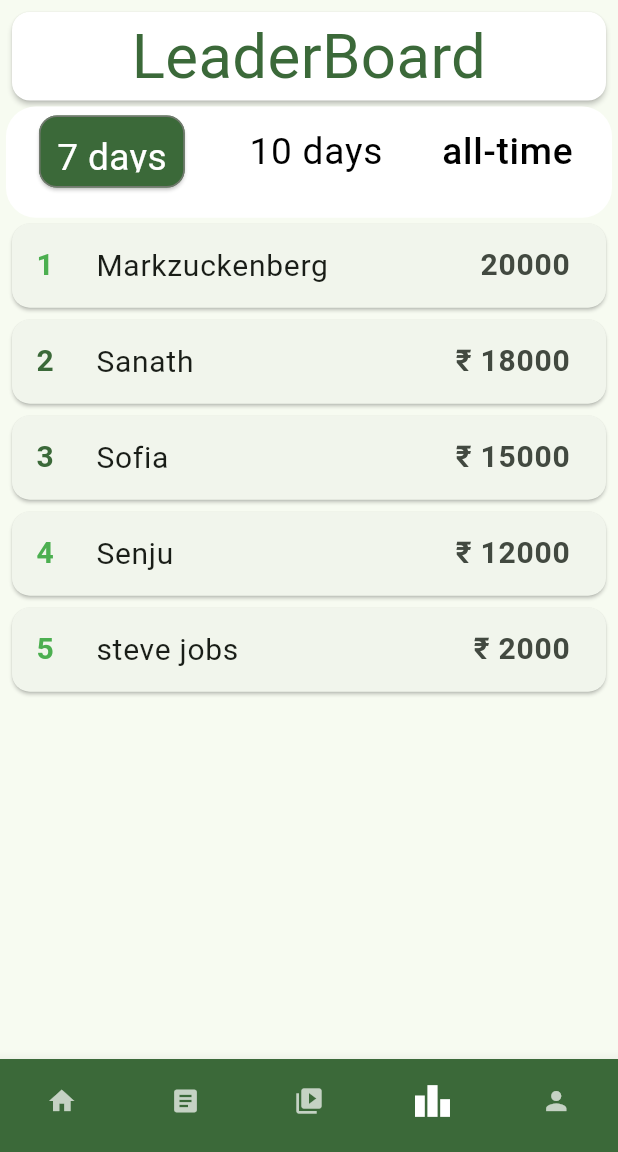
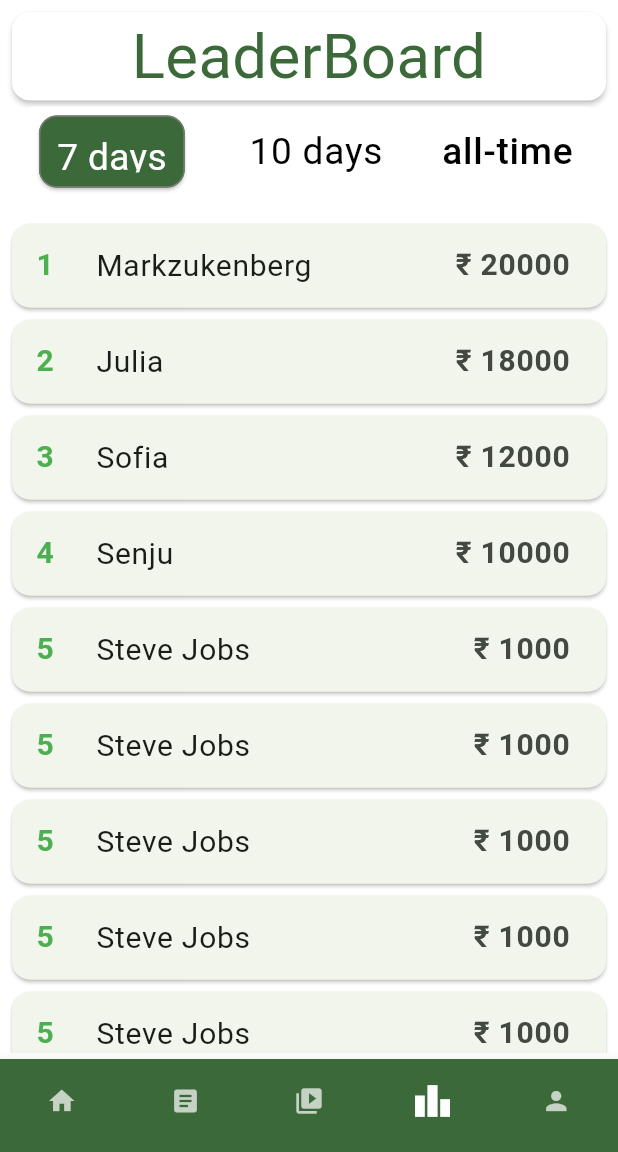
Before and after one commit to RohanArava/ewa, a Flutter app: the screen it shows after launch, item 4 of the bottom bar chosen, on a phone screen of 412 x 824 dp, the part 84-1236 px from its top. Run offline on Flutter 3.47's test engine with Material 2 defaults, Android fonts, the phone set to English and light mode, and no system bars; missing offline and left inert: flutter_swipe_detector.

Commit message:
added leaderboard

```diff
--- a/lib/main.dart
+++ b/lib/main.dart
@@ -1,5 +1,6 @@
 import 'package:flutter/material.dart';
 import 'screens/default.dart';
+
 void main() {
   runApp(const MyApp());
 }
@@ -13,14 +14,16 @@ class MyApp extends StatelessWidget {
     return MaterialApp(
       title: 'Flutter Demo',
       theme: ThemeData(
-        colorScheme: ColorScheme.fromSeed(seedColor: Colors.green),
+        colorScheme: ColorScheme.fromSeed(
+            seedColor: Colors.green,
+            surfaceTint: Colors.white,
+            surface: Colors.white,
+            background: Colors.white),
         iconTheme: const IconThemeData(color: Colors.red),
         useMaterial3: true,
       ),
-
       home: const Default(),
-      routes: const{
-      },
+      routes: const {},
     );
   }
 }
--- a/lib/screens/leader_board.dart
+++ b/lib/screens/leader_board.dart
@@ -7,6 +7,25 @@ class leaderboard extends StatelessWidget {
   });
 
   final Size size;
+  Widget Cards(String s1, String s2, String s3) {
+    return Card(
+      child: ListTile(
+        leading: Text(
+          s1,
+          style: TextStyle(
+              fontSize: 20, color: Colors.green, fontWeight: FontWeight.bold),
+        ),
+        title: Text(
+          s2,
+          style: TextStyle(fontSize: 20),
+        ),
+        trailing: Text(
+          s3,
+          style: TextStyle(fontSize: 20, fontWeight: FontWeight.bold),
+        ),
+      ),
+    );
+  }
 
   @override
   Widget build(BuildContext context) {
@@ -78,105 +97,22 @@ class leaderboard extends StatelessWidget {
             ),
           ),
         ),
-        SingleChildScrollView(
-          child: Column(
-            children: [
-              Card(
-                child: ListTile(
-                  leading: Text(
-                    '1',
-                    style: TextStyle(
-                        fontSize: 20,
-                        color: Colors.green,
-                        fontWeight: FontWeight.bold),
-                  ),
-                  title: Text(
-                    'Markzuckenberg',
-                    style: TextStyle(fontSize: 20),
-                  ),
-                  trailing: Text(
-                    '20000',
-                    style: TextStyle(fontSize: 20, fontWeight: FontWeight.bold),
-                  ),
-                ),
-              ),
-              Card(
-                child: ListTile(
-                  leading: Text(
-                    '2',
-                    style: TextStyle(
-                        fontSize: 20,
-                        color: Theme.of(context).primaryColor,
-                        fontWeight: FontWeight.bold),
-                  ),
-                  title: Text(
-                    'Sanath',
-                    style: TextStyle(fontSize: 20),
-                  ),
-                  trailing: Text(
-                    '₹ 18000',
-                    style: TextStyle(fontSize: 20, fontWeight: FontWeight.bold),
-                  ),
-                ),
-              ),
-              Card(
-                child: ListTile(
-                  leading: Text(
-                    '3',
-                    style: TextStyle(
-                        fontSize: 20,
-                        color: Theme.of(context).primaryColor,
-                        fontWeight: FontWeight.bold),
-                  ),
-                  title: Text(
-                    'Sofia',
-                    style: TextStyle(fontSize: 20),
-                  ),
-                  trailing: Text(
-                    '₹ 15000',
-                    style: TextStyle(fontSize: 20, fontWeight: FontWeight.bold),
-                  ),
-                ),
-              ),
-              Card(
-                child: ListTile(
-                  leading: Text(
-                    '4',
-                    style: TextStyle(
-                        fontSize: 20,
-                        color: Colors.green,
-                        fontWeight: FontWeight.bold),
-                  ),
-                  title: Text(
-                    'Senju',
-                    style: TextStyle(fontSize: 20),
-                  ),
-                  trailing: Text(
-                    '₹ 12000',
-                    style: TextStyle(fontSize: 20, fontWeight: FontWeight.bold),
-                  ),
-                ),
-              ),
-              Card(
-                child: ListTile(
-                  leading: Text(
-                    '5',
-                    style: TextStyle(
-                        fontSize: 20,
-                        color: Colors.green,
-                        fontWeight: FontWeight.bold),
-                  ),
-                  title: Text(
-                    'steve jobs',
-                    style: TextStyle(fontSize: 20),
-                  ),
-                  trailing: Text(
-                    '₹ 2000',
-                    style: TextStyle(fontSize: 20, fontWeight: FontWeight.bold),
-                  ),
-                ),
-              )
-            ],
+        Expanded(
+          child: SingleChildScrollView(
+            scrollDirection: Axis.vertical,
+            child: Column(
+              children: [
+                Cards('1', 'Markzukenberg', '₹ 20000'),
+                Cards('2', 'Julia', '₹ 18000'),
+                Cards('3', 'Sofia', '₹ 12000'),
+                Cards('4', 'Senju', '₹ 10000'),
+                Cards('5', 'Steve Jobs', '₹ 1000'),
+                Cards('5', 'Steve Jobs', '₹ 1000'),
+                Cards('5', 'Steve Jobs', '₹ 1000'),
+                Cards('5', 'Steve Jobs', '₹ 1000'),
+                Cards('5', 'Steve Jobs', '₹ 1000'),
+              ],
+            ),
           ),
         )
       ]),
```
